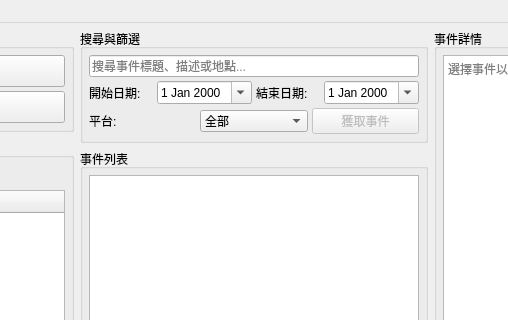
Above: src/ui/mainwindow.ui from CAI-JIADA/Calender before the change; both pictures show x 212 to 720 and y 0 to 320 of the 1000 by 700 pixel window. Below: the same form after it.
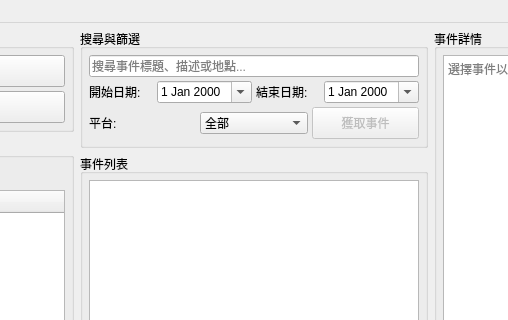
That is the form after the change.

Commit message: Improve stylesheet consistency and remove duplication

What changed in the file:
```diff
--- a/src/ui/mainwindow.ui
+++ b/src/ui/mainwindow.ui
@@ -13,6 +13,9 @@
   <property name="windowTitle">
    <string>Qt 多平台行事曆整合工具</string>
   </property>
+  <property name="styleSheet">
+   <string notr="true">QPushButton { padding: 6px; }</string>
+  </property>
   <widget class="QWidget" name="centralwidget">
    <layout class="QHBoxLayout" name="horizontalLayout">
     <property name="spacing">
```
Left out of the diff: 6 changed lines with no effect on the pictures. The commit also changes 1 other file.
